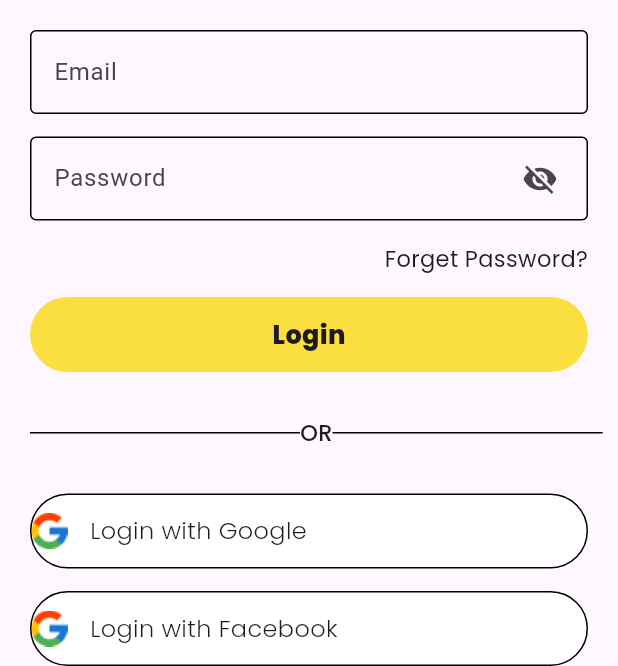
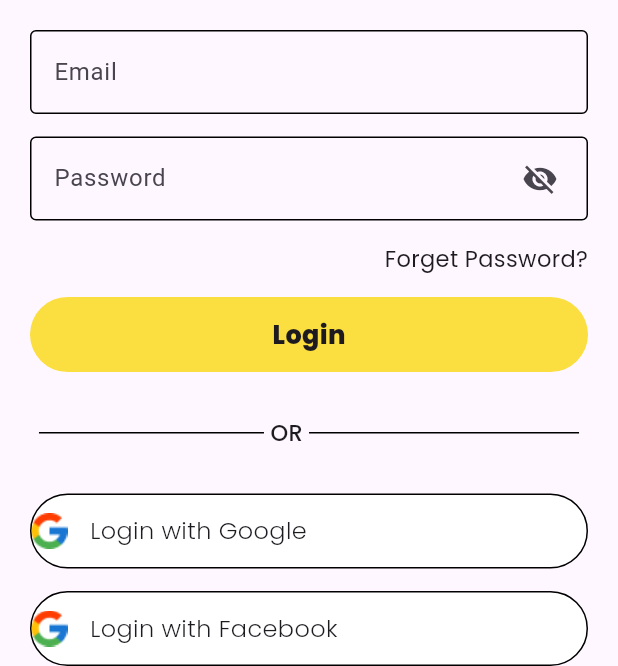
Before and after one commit to MottoMottoBR/superfood, a Flutter app: the screen it shows after launch, on a phone screen of 412 x 824 dp, the part 570-1236 px from its top. Run offline on Flutter 3.47's test engine with Material 3 defaults, Android fonts, the phone set to English and light mode, and no system bars; our stand-ins replace google_fonts.

Commit message:
Altura do  OR

```diff
--- a/lib/main.dart
+++ b/lib/main.dart
@@ -21,7 +21,7 @@ class MyApp extends StatelessWidget {
       debugShowCheckedModeBanner: false,
       title: 'Flutter Demo',
       theme: ThemeData(),
-      home:   LoginScreen(),
+      home:   const LoginScreen(),
     );
   }
 }
--- a/lib/pages/login_screen.dart
+++ b/lib/pages/login_screen.dart
@@ -87,15 +87,15 @@ class _LoginScreenState extends State<LoginScreen> {
                 height: 30,
               ),
               Row(
-                mainAxisAlignment: MainAxisAlignment.spaceAround,
+                mainAxisAlignment: MainAxisAlignment.center,
                 children: [
                   Container(
                     color: Colors.black,
                     height: 1,
-                    width: 180,
+                    width: 150,
                   ),
                   Text(
-                    'OR',
+                    ' OR ',
                     style: GoogleFonts.poppins(
                       fontWeight: FontWeight.w500,
                       fontSize: 15,
```
Also changed, not shown: 1 other file.
